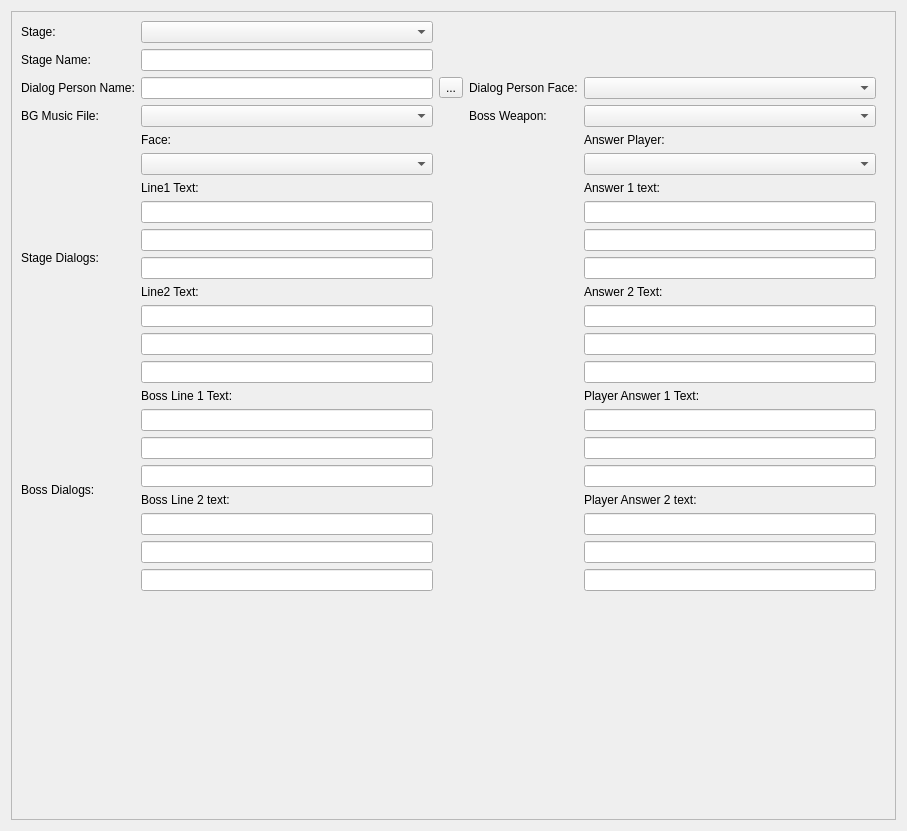
First picture: the form in editor/mainwindow_tab/stage_edit.ui, repository protoman/rockbot, before the edit.
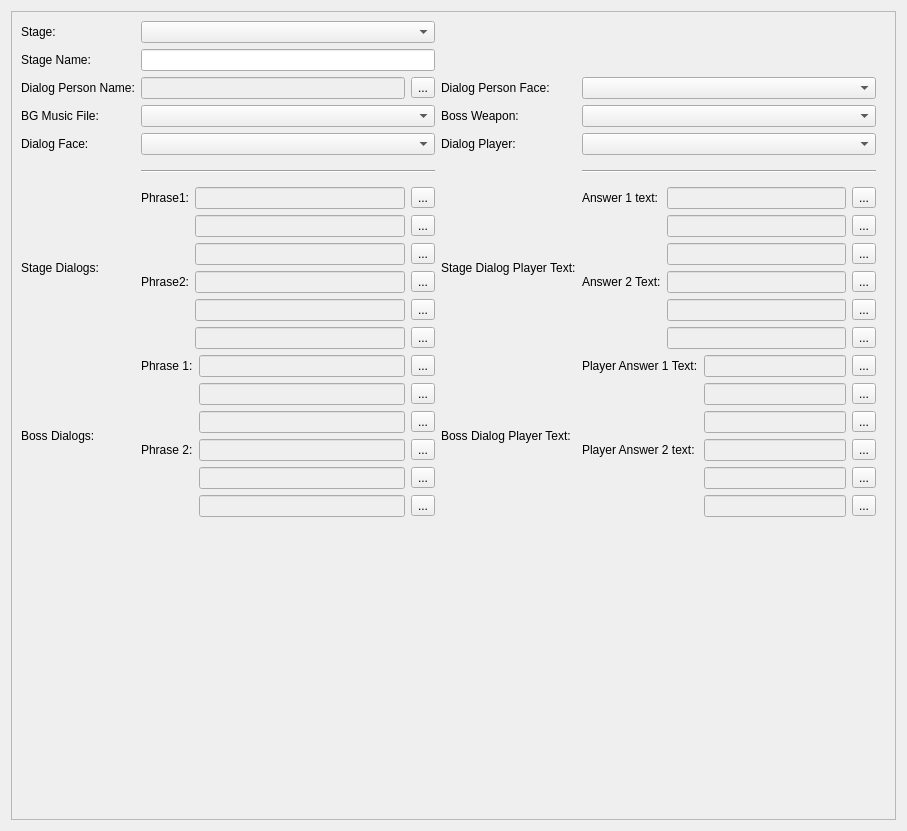
Second picture: the form after the edit.

Commit message: - remove char[] from stage dialogs - use new string_id system in stage dialogs

What changed in the file:
```diff
--- a/editor/mainwindow_tab/stage_edit.ui
+++ b/editor/mainwindow_tab/stage_edit.ui
@@ -37,33 +37,6 @@
          <property name="bottomMargin">
           <number>10</number>
          </property>
-         <item row="5" column="1">
-          <widget class="QComboBox" name="stages_tab_bgmusic_combo"/>
-         </item>
-         <item row="0" column="0">
-          <widget class="QLabel" name="label_48">
-           <property name="text">
-            <string>Stage:</string>
-           </property>
-          </widget>
-         </item>
-         <item row="3" column="3">
-          <widget class="QLabel" name="label_12">
-           <property name="text">
-            <string>Dialog Person Face:</string>
-           </property>
-          </widget>
-         </item>
-         <item row="5" column="0">
-          <widget class="QLabel" name="label_13">
-           <property name="text">
-            <string>BG Music File:</string>
-           </property>
-          </widget>
-         </item>
-         <item row="0" column="1">
-          <widget class="QComboBox" name="stages_tab_stage_combo"/>
-         </item>
          <item row="3" column="0">
           <widget class="QLabel" name="label_8">
            <property name="text">
@@ -71,13 +44,6 @@
            </property>
           </widget>
          </item>
-         <item row="3" column="1">
-          <widget class="QLineEdit" name="stages_tab_bossname_lineedit">
-           <property name="maxLength">
-            <number>30</number>
-           </property>
-          </widget>
-         </item>
          <item row="1" column="0">
           <widget class="QLabel" name="label_49">
            <property name="text">
@@ -85,6 +51,286 @@
            </property>
           </widget>
          </item>
+         <item row="3" column="4">
+          <widget class="QLabel" name="label_12">
+           <property name="text">
+            <string>Dialog Person Face:</string>
+           </property>
+          </widget>
+         </item>
+         <item row="5" column="1">
+          <widget class="QComboBox" name="stages_tab_bgmusic_combo"/>
+         </item>
+         <item row="0" column="1">
+          <widget class="QComboBox" name="stages_tab_stage_combo"/>
+         </item>
+         <item row="5" column="5">
+          <widget class="QComboBox" name="stage_boss_weapon_combo"/>
+         </item>
+         <item row="9" column="1">
+          <layout class="QGridLayout" name="gridLayout_3">
+           <item row="5" column="1">
+            <widget class="QLineEdit" name="dialogs_line2_text2">
+             <property name="enabled">
+              <bool>false</bool>
+             </property>
+             <property name="maxLength">
+              <number>30</number>
+             </property>
+            </widget>
+           </item>
+           <item row="6" column="1">
+            <widget class="QLineEdit" name="dialogs_line2_text3">
+             <property name="enabled">
+              <bool>false</bool>
+             </property>
+             <property name="maxLength">
+              <number>30</number>
+             </property>
+            </widget>
+           </item>
+           <item row="4" column="0">
+            <widget class="QLabel" name="label_5">
+             <property name="text">
+              <string>Phrase2:</string>
+             </property>
+            </widget>
+           </item>
+           <item row="3" column="1">
+            <widget class="QLineEdit" name="dialogs_line1_text3">
+             <property name="enabled">
+              <bool>false</bool>
+             </property>
+             <property name="maxLength">
+              <number>30</number>
+             </property>
+            </widget>
+           </item>
+           <item row="4" column="1">
+            <widget class="QLineEdit" name="dialogs_line2_text1">
+             <property name="enabled">
+              <bool>false</bool>
+             </property>
+             <property name="maxLength">
+              <number>30</number>
+             </property>
+            </widget>
+           </item>
+           <item row="1" column="1">
+            <widget class="QLineEdit" name="dialogs_line1_text1">
+             <property name="enabled">
+              <bool>false</bool>
+             </property>
+             <property name="maxLength">
+              <number>30</number>
+             </property>
+            </widget>
+           </item>
+           <item row="2" column="1">
+            <widget class="QLineEdit" name="dialogs_line1_text2">
+             <property name="enabled">
+              <bool>false</bool>
+             </property>
+             <property name="maxLength">
+              <number>30</number>
+             </property>
+            </widget>
+           </item>
+           <item row="1" column="0">
+            <widget class="QLabel" name="label_51">
+             <property name="text">
+              <string>Phrase1:</string>
+             </property>
+            </widget>
+           </item>
+           <item row="1" column="2">
+            <widget class="QToolButton" name="phrase1_1_toolButton">
+             <property name="text">
+              <string>...</string>
+             </property>
+            </widget>
+           </item>
+           <item row="2" column="2">
+            <widget class="QToolButton" name="phrase1_2_toolButton">
+             <property name="text">
+              <string>...</string>
+             </property>
+            </widget>
+           </item>
+           <item row="3" column="2">
+            <widget class="QToolButton" name="phrase1_3_toolButton">
+             <property name="text">
+              <string>...</string>
+             </property>
+            </widget>
+           </item>
+           <item row="4" column="2">
+            <widget class="QToolButton" name="phrase2_1_toolButton">
+             <property name="text">
+              <string>...</string>
+             </property>
+            </widget>
+           </item>
+           <item row="5" column="2">
+            <widget class="QToolButton" name="phrase2_2_toolButton">
+             <property name="text">
+              <string>...</string>
+             </property>
+            </widget>
+           </item>
+           <item row="6" column="2">
+            <widget class="QToolButton" name="phrase2_3_toolButton">
+             <property name="text">
+              <string>...</string>
+             </property>
+            </widget>
+           </item>
+          </layout>
+         </item>
+         <item row="10" column="1">
+          <layout class="QGridLayout" name="gridLayout_5">
+           <item row="5" column="1">
+            <widget class="QLineEdit" name="boss_dialog_text2_line1">
+             <property name="enabled">
+              <bool>false</bool>
+             </property>
+             <property name="maxLength">
+              <number>30</number>
+             </property>
+            </widget>
+           </item>
+           <item row="3" column="1">
+            <widget class="QLineEdit" name="boss_dialog_text1_line3">
+             <property name="enabled">
+              <bool>false</bool>
+             </property>
+             <property name="maxLength">
+              <number>30</number>
+             </property>
+            </widget>
+           </item>
+           <item row="6" column="1">
+            <widget class="QLineEdit" name="boss_dialog_text2_line2">
+             <property name="enabled">
+              <bool>false</bool>
+             </property>
+             <property name="maxLength">
+              <number>30</number>
+             </property>
+            </widget>
+           </item>
+           <item row="2" column="1">
+            <widget class="QLineEdit" name="boss_dialog_text1_line2">
+             <property name="enabled">
+              <bool>false</bool>
+             </property>
+             <property name="maxLength">
+              <number>30</number>
+             </property>
+            </widget>
+           </item>
+           <item row="7" column="1">
+            <widget class="QLineEdit" name="boss_dialog_text2_line3">
+             <property name="enabled">
+              <bool>false</bool>
+             </property>
+             <property name="maxLength">
+              <number>30</number>
+             </property>
+            </widget>
+           </item>
+           <item row="1" column="1">
+            <widget class="QLineEdit" name="boss_dialog_text1_line1">
+             <property name="enabled">
+              <bool>false</bool>
+             </property>
+             <property name="maxLength">
+              <number>30</number>
+             </property>
+            </widget>
+           </item>
+           <item row="1" column="0">
+            <widget class="QLabel" name="label_21">
+             <property name="text">
+              <string>Phrase 1:</string>
+             </property>
+            </widget>
+           </item>
+           <item row="5" column="0">
+            <widget class="QLabel" name="label_24">
+             <property name="text">
+              <string>Phrase 2:</string>
+             </property>
+            </widget>
+           </item>
+           <item row="1" column="2">
+            <widget class="QToolButton" name="boss_phrase1_1_toolButton">
+             <property name="text">
+              <string>...</string>
+             </property>
+            </widget>
+           </item>
+           <item row="2" column="2">
+            <widget class="QToolButton" name="boss_phrase1_2_toolButton">
+             <property name="text">
+              <string>...</string>
+             </property>
+            </widget>
+           </item>
+           <item row="3" column="2">
+            <widget class="QToolButton" name="boss_phrase1_3_toolButton">
+             <property name="text">
+              <string>...</string>
+             </property>
+            </widget>
+           </item>
+           <item row="5" column="2">
+            <widget class="QToolButton" name="boss_phrase2_1_toolButton">
+             <property name="text">
+              <string>...</string>
+             </property>
+            </widget>
+           </item>
+           <item row="6" column="2">
+            <widget class="QToolButton" name="boss_phrase2_2_toolButton">
+             <property name="text">
+              <string>...</string>
+             </property>
+            </widget>
+           </item>
+           <item row="7" column="2">
+            <widget class="QToolButton" name="boss_phrase2_3_toolButton">
+             <property name="text">
+              <string>...</string>
+             </property>
+            </widget>
+           </item>
+          </layout>
+         </item>
+         <item row="0" column="0">
+          <widget class="QLabel" name="label_48">
+           <property name="text">
+            <string>Stage:</string>
+           </property>
+          </widget>
+         </item>
+         <item row="3" column="5">
+          <widget class="QComboBox" name="bossface_comboBox">
+           <property name="iconSize">
+            <size>
+             <width>32</width>
+             <height>32</height>
+            </size>
+           </property>
+          </widget>
+         </item>
+         <item row="5" column="4">
+          <widget class="QLabel" name="label_63">
+           <property name="text">
+            <string>Boss Weapon:</string>
+           </property>
+          </widget>
+         </item>
          <item row="1" column="1">
           <widget class="QLineEdit" name="stages_tab_stage_name_lineedit">
            <property name="maxLength">
@@ -92,14 +338,21 @@
            </property>
           </widget>
          </item>
-         <item row="6" column="0">
-          <widget class="QLabel" name="label_50">
+         <item row="10" column="0">
+          <widget class="QLabel" name="label_20">
            <property name="text">
-            <string>Stage Dialogs:</string>
+            <string>Boss Dialogs:</string>
            </property>
           </widget>
          </item>
-         <item row="8" column="0">
+         <item row="5" column="0">
+          <widget class="QLabel" name="label_13">
+           <property name="text">
+            <string>BG Music File:</string>
+           </property>
+          </widget>
+         </item>
+         <item row="11" column="0">
           <spacer name="verticalSpacer_2">
            <property name="orientation">
             <enum>Qt::Vertical</enum>
@@ -113,15 +366,8 @@
           </spacer>
          </item>
          <item row="6" column="1">
-          <layout class="QVBoxLayout" name="verticalLayout_7">
-           <item>
-            <widget class="QLabel" name="label_9">
-             <property name="text">
-              <string>Face:</string>
-             </property>
-            </widget>
-           </item>
-           <item>
+          <layout class="QGridLayout" name="gridLayout_10">
+           <item row="0" column="1">
             <widget class="QComboBox" name="dialogs_line1_face_combo">
              <property name="iconSize">
               <size>
@@ -131,288 +377,343 @@
              </property>
             </widget>
            </item>
-           <item>
-            <widget class="QLabel" name="label_51">
-             <property name="text">
-              <string>Line1 Text:</string>
-             </property>
-            </widget>
-           </item>
-           <item>
-            <widget class="QLineEdit" name="dialogs_line1_text1">
-             <property name="maxLength">
-              <number>30</number>
-             </property>
-            </widget>
-           </item>
-           <item>
-            <widget class="QLineEdit" name="dialogs_line1_text2">
-             <property name="maxLength">
-              <number>30</number>
-             </property>
-            </widget>
-           </item>
-           <item>
-            <widget class="QLineEdit" name="dialogs_line1_text3">
-             <property name="maxLength">
-              <number>30</number>
-             </property>
-            </widget>
-           </item>
-           <item>
-            <widget class="QLabel" name="label_53">
-             <property name="text">
-              <string>Line2 Text:</string>
-             </property>
-            </widget>
-           </item>
-           <item>
-            <widget class="QLineEdit" name="dialogs_line2_text1">
-             <property name="maxLength">
-              <number>30</number>
-             </property>
-            </widget>
-           </item>
-           <item>
-            <widget class="QLineEdit" name="dialogs_line2_text2">
-             <property name="maxLength">
-              <number>30</number>
-             </property>
-            </widget>
-           </item>
-           <item>
-            <widget class="QLineEdit" name="dialogs_line2_text3">
-             <property name="maxLength">
-              <number>30</number>
-             </property>
-            </widget>
-           </item>
           </layout>
          </item>
-         <item row="7" column="0">
-          <widget class="QLabel" name="label_20">
-           <property name="text">
-            <string>Boss Dialogs:</string>
+         <item row="6" column="5">
+          <layout class="QGridLayout" name="gridLayout_8">
+           <property name="topMargin">
+            <number>0</number>
            </property>
-          </widget>
-         </item>
-         <item row="5" column="3">
-          <widget class="QLabel" name="label_63">
-           <property name="text">
-            <string>Boss Weapon:</string>
-           </property>
-          </widget>
-         </item>
-         <item row="5" column="4">
-          <widget class="QComboBox" name="stage_boss_weapon_combo"/>
-         </item>
-         <item row="6" column="4">
-          <layout class="QVBoxLayout" name="verticalLayout_8">
-           <item>
-            <widget class="QLabel" name="label_54">
-             <property name="text">
-              <string>Answer Player:</string>
-             </property>
-            </widget>
-           </item>
-           <item>
+           <item row="0" column="1">
             <widget class="QComboBox" name="dialogs_answer1_player"/>
            </item>
-           <item>
+          </layout>
+         </item>
+         <item row="9" column="0">
+          <widget class="QLabel" name="label_50">
+           <property name="text">
+            <string>Stage Dialogs:</string>
+           </property>
+          </widget>
+         </item>
+         <item row="9" column="4">
+          <widget class="QLabel" name="label_3">
+           <property name="text">
+            <string>Stage Dialog Player Text:</string>
+           </property>
+          </widget>
+         </item>
+         <item row="10" column="5">
+          <layout class="QGridLayout" name="gridLayout_11">
+           <item row="5" column="1">
+            <widget class="QLineEdit" name="boss_dialog_answer2_line2">
+             <property name="enabled">
+              <bool>false</bool>
+             </property>
+             <property name="maxLength">
+              <number>30</number>
+             </property>
+            </widget>
+           </item>
+           <item row="2" column="1">
+            <widget class="QLineEdit" name="boss_dialog_answer1_line3">
+             <property name="enabled">
+              <bool>false</bool>
+             </property>
+             <property name="maxLength">
+              <number>30</number>
+             </property>
+            </widget>
+           </item>
+           <item row="1" column="1">
+            <widget class="QLineEdit" name="boss_dialog_answer1_line2">
+             <property name="enabled">
+              <bool>false</bool>
+             </property>
+             <property name="maxLength">
+              <number>30</number>
+             </property>
+            </widget>
+           </item>
+           <item row="0" column="1">
+            <widget class="QLineEdit" name="boss_dialog_answer1_line1">
+             <property name="enabled">
+              <bool>false</bool>
+             </property>
+             <property name="maxLength">
+              <number>30</number>
+             </property>
+            </widget>
+           </item>
+           <item row="4" column="1">
+            <widget class="QLineEdit" name="boss_dialog_answer2_line1">
+             <property name="enabled">
+              <bool>false</bool>
+             </property>
+             <property name="maxLength">
+              <number>30</number>
+             </property>
+            </widget>
+           </item>
+           <item row="0" column="0">
+            <widget class="QLabel" name="label">
+             <property name="text">
+              <string>Player Answer 1 Text:</string>
+             </property>
+            </widget>
+           </item>
+           <item row="4" column="0">
+            <widget class="QLabel" name="label_2">
+             <property name="text">
+              <string>Player Answer 2 text:</string>
+             </property>
+            </widget>
+           </item>
+           <item row="6" column="1">
+            <widget class="QLineEdit" name="boss_dialog_answer2_line3">
+             <property name="enabled">
+              <bool>false</bool>
+             </property>
+             <property name="maxLength">
+              <number>30</number>
+             </property>
+            </widget>
+           </item>
+           <item row="0" column="2">
+            <widget class="QToolButton" name="boss_answer1_1_toolButton">
+             <property name="text">
+              <string>...</string>
+             </property>
+            </widget>
+           </item>
+           <item row="1" column="2">
+            <widget class="QToolButton" name="boss_answer1_2_toolButton">
+             <property name="text">
+              <string>...</string>
+             </property>
+            </widget>
+           </item>
+           <item row="2" column="2">
+            <widget class="QToolButton" name="boss_answer1_3_toolButton">
+             <property name="text">
+              <string>...</string>
+             </property>
+            </widget>
+           </item>
+           <item row="4" column="2">
+            <widget class="QToolButton" name="boss_answer2_1_toolButton">
+             <property name="text">
+              <string>...</string>
+             </property>
+            </widget>
+           </item>
+           <item row="5" column="2">
+            <widget class="QToolButton" name="boss_answer2_2_toolButton">
+             <property name="text">
+              <string>...</string>
+             </property>
+            </widget>
+           </item>
+           <item row="6" column="2">
+            <widget class="QToolButton" name="boss_answer2_3_toolButton">
+             <property name="text">
+              <string>...</string>
+             </property>
+            </widget>
+           </item>
+          </layout>
+         </item>
+         <item row="9" column="5">
+          <layout class="QGridLayout" name="gridLayout_6">
+           <item row="3" column="2">
+            <widget class="QToolButton" name="answer1_2_toolButton">
+             <property name="text">
+              <string>...</string>
+             </property>
+            </widget>
+           </item>
+           <item row="1" column="2">
+            <widget class="QToolButton" name="answer1_1_toolButton">
+             <property name="text">
+              <string>...</string>
+             </property>
+            </widget>
+           </item>
+           <item row="1" column="0">
             <widget class="QLabel" name="label_55">
              <property name="text">
               <string>Answer 1 text:</string>
              </property>
             </widget>
            </item>
-           <item>
+           <item row="1" column="1">
             <widget class="QLineEdit" name="dialogs_answer1_text1">
+             <property name="enabled">
+              <bool>false</bool>
+             </property>
              <property name="maxLength">
               <number>30</number>
              </property>
             </widget>
            </item>
-           <item>
+           <item row="3" column="1">
             <widget class="QLineEdit" name="dialogs_answer1_text2">
+             <property name="enabled">
+              <bool>false</bool>
+             </property>
              <property name="maxLength">
               <number>30</number>
              </property>
             </widget>
            </item>
-           <item>
+           <item row="4" column="1">
             <widget class="QLineEdit" name="dialogs_answer1_text3">
+             <property name="enabled">
+              <bool>false</bool>
+             </property>
              <property name="maxLength">
               <number>30</number>
              </property>
             </widget>
            </item>
-           <item>
+           <item row="5" column="0">
             <widget class="QLabel" name="label_57">
              <property name="text">
               <string>Answer 2 Text:</string>
              </property>
             </widget>
            </item>
-           <item>
+           <item row="7" column="1">
+            <widget class="QLineEdit" name="dialogs_answer2_text3">
+             <property name="enabled">
+              <bool>false</bool>
+             </property>
+             <property name="maxLength">
+              <number>30</number>
+             </property>
+            </widget>
+           </item>
+           <item row="5" column="1">
             <widget class="QLineEdit" name="dialogs_answer2_text1">
+             <property name="enabled">
+              <bool>false</bool>
+             </property>
              <property name="maxLength">
               <number>30</number>
              </property>
             </widget>
            </item>
-           <item>
+           <item row="6" column="1">
             <widget class="QLineEdit" name="dialogs_answer2_text2">
+             <property name="enabled">
+              <bool>false</bool>
+             </property>
              <property name="maxLength">
               <number>30</number>
              </property>
             </widget>
            </item>
-           <item>
-            <widget class="QLineEdit" name="dialogs_answer2_text3">
-             <property name="maxLength">
-              <number>30</number>
+           <item row="4" column="2">
+            <widget class="QToolButton" name="answer1_3_toolButton">
+             <property name="text">
+              <string>...</string>
+             </property>
+            </widget>
+           </item>
+           <item row="5" column="2">
+            <widget class="QToolButton" name="answer2_1_toolButton">
+             <property name="text">
+              <string>...</string>
+             </property>
+            </widget>
+           </item>
+           <item row="6" column="2">
+            <widget class="QToolButton" name="answer2_2_toolButton">
+             <property name="text">
+              <string>...</string>
+             </property>
+            </widget>
+           </item>
+           <item row="7" column="2">
+            <widget class="QToolButton" name="answer2_3_toolButton">
+             <property name="text">
+              <string>...</string>
              </property>
             </widget>
            </item>
           </layout>
          </item>
+         <item row="6" column="0">
+          <widget class="QLabel" name="label_9">
+           <property name="text">
+            <string>Dialog Face:</string>
+           </property>
+          </widget>
+         </item>
+         <item row="6" column="4">
+          <widget class="QLabel" name="label_54">
+           <property name="text">
+            <string>Dialog Player:</string>
+           </property>
+          </widget>
+         </item>
          <item row="7" column="1">
-          <layout class="QVBoxLayout" name="verticalLayout_12">
-           <item>
-            <widget class="QLabel" name="label_21">
-             <property name="text">
-              <string>Boss Line 1 Text:</string>
-             </property>
-            </widget>
-           </item>
-           <item>
-            <widget class="QLineEdit" name="boss_dialog_text1_line1">
-             <property name="maxLength">
-              <number>30</number>
-             </property>
-            </widget>
-           </item>
-           <item>
-            <widget class="QLineEdit" name="boss_dialog_text1_line2">
-             <property name="maxLength">
-              <number>30</number>
-             </property>
-            </widget>
-           </item>
-           <item>
-            <widget class="QLineEdit" name="boss_dialog_text1_line3">
-             <property name="maxLength">
-              <number>30</number>
-             </property>
-            </widget>
-           </item>
-           <item>
-            <widget class="QLabel" name="label_24">
-             <property name="text">
-              <string>Boss Line 2 text:</string>
-             </property>
-            </widget>
-           </item>
-           <item>
-            <widget class="QLineEdit" name="boss_dialog_text2_line1">
-             <property name="maxLength">
-              <number>30</number>
-             </property>
-            </widget>
-           </item>
-           <item>
-            <widget class="QLineEdit" name="boss_dialog_text2_line2">
-             <property name="maxLength">
-              <number>30</number>
-             </property>
-            </widget>
-           </item>
-           <item>
-            <widget class="QLineEdit" name="boss_dialog_text2_line3">
-             <property name="maxLength">
-              <number>30</number>
-             </property>
-            </widget>
-           </item>
-          </layout>
+          <widget class="Line" name="line">
+           <property name="minimumSize">
+            <size>
+             <width>0</width>
+             <height>20</height>
+            </size>
+           </property>
+           <property name="orientation">
+            <enum>Qt::Horizontal</enum>
+           </property>
+          </widget>
          </item>
-         <item row="7" column="4">
-          <layout class="QVBoxLayout" name="verticalLayout">
-           <item>
-            <widget class="QLabel" name="label">
-             <property name="text">
-              <string>Player Answer 1 Text:</string>
-             </property>
-            </widget>
-           </item>
-           <item>
-            <widget class="QLineEdit" name="boss_dialog_answer1_line1">
-             <property name="maxLength">
-              <number>30</number>
-             </property>
-            </widget>
-           </item>
-           <item>
-            <widget class="QLineEdit" name="boss_dialog_answer1_line2">
-             <property name="maxLength">
-              <number>30</number>
-             </property>
-            </widget>
-           </item>
-           <item>
-            <widget class="QLineEdit" name="boss_dialog_answer1_line3">
-             <property name="maxLength">
-              <number>30</number>
-             </property>
-            </widget>
-           </item>
-           <item>
-            <widget class="QLabel" name="label_2">
-             <property name="text">
-              <string>Player Answer 2 text:</string>
-             </property>
-            </widget>
-           </item>
-           <item>
-            <widget class="QLineEdit" name="boss_dialog_answer2_line1">
-             <property name="maxLength">
-              <number>30</number>
-             </property>
-            </widget>
-           </item>
-           <item>
-            <widget class="QLineEdit" name="boss_dialog_answer2_line2">
-             <property name="maxLength">
-              <number>30</number>
-             </property>
-            </widget>
-           </item>
-           <item>
-            <widget class="QLineEdit" name="boss_dialog_answer2_line3">
-             <property name="maxLength">
-              <number>30</number>
-             </property>
-            </widget>
-           </item>
-          </layout>
-         </item>
-         <item row="3" column="4">
-          <widget class="QComboBox" name="bossface_comboBox">
-           <property name="iconSize">
+         <item row="7" column="5">
+          <widget class="Line" name="line_2">
+           <property name="minimumSize">
             <size>
-             <width>32</width>
-             <height>32</height>
+             <width>0</width>
+             <height>20</height>
             </size>
            </property>
+           <property name="orientation">
+            <enum>Qt::Horizontal</enum>
+           </property>
           </widget>
          </item>
-         <item row="3" column="2">
-          <widget class="QToolButton" name="toolButton">
+         <item row="10" column="4">
+          <widget class="QLabel" name="label_4">
            <property name="text">
-            <string>...</string>
+            <string>Boss Dialog Player Text:</string>
            </property>
           </widget>
          </item>
+         <item row="3" column="1">
+          <layout class="QGridLayout" name="gridLayout_12">
+           <property name="leftMargin">
+            <number>0</number>
+           </property>
+           <item row="0" column="0">
+            <widget class="QLineEdit" name="stages_tab_bossname_lineedit">
+             <property name="enabled">
+              <bool>false</bool>
+             </property>
+             <property name="maxLength">
+              <number>30</number>
+             </property>
+            </widget>
+           </item>
+           <item row="0" column="1">
+            <widget class="QToolButton" name="personName_toolButton">
+             <property name="text">
+              <string>...</string>
+             </property>
+            </widget>
+           </item>
+          </layout>
+         </item>
         </layout>
        </item>
       </layout>
```
The commit also changes 6 other files.
